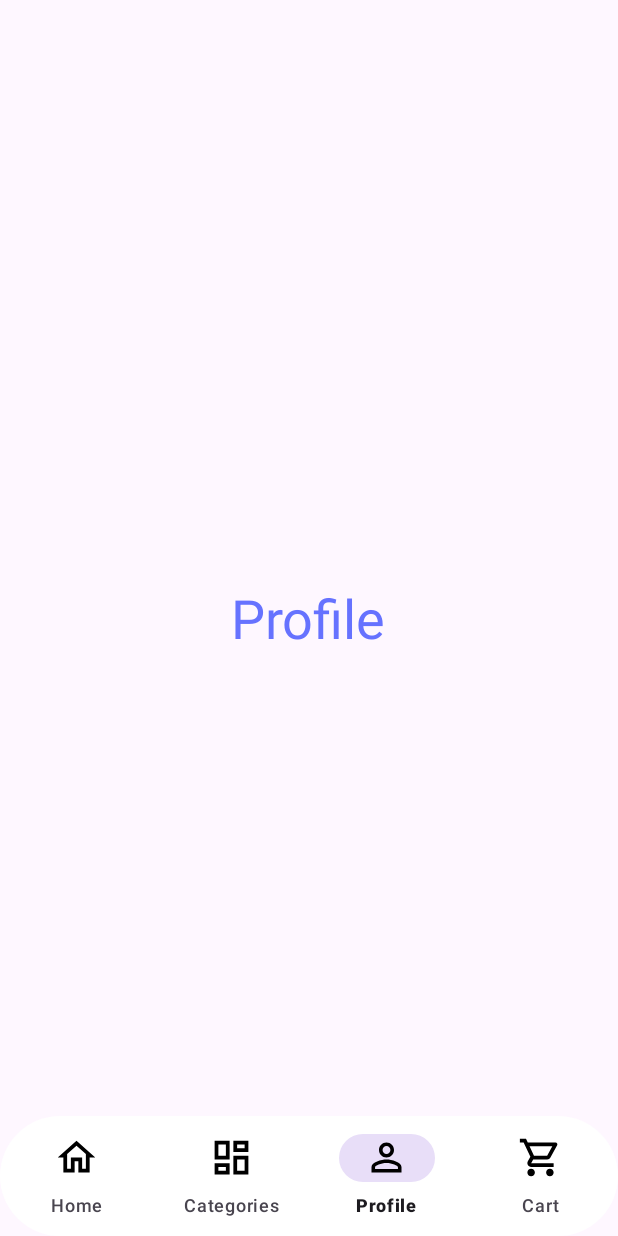
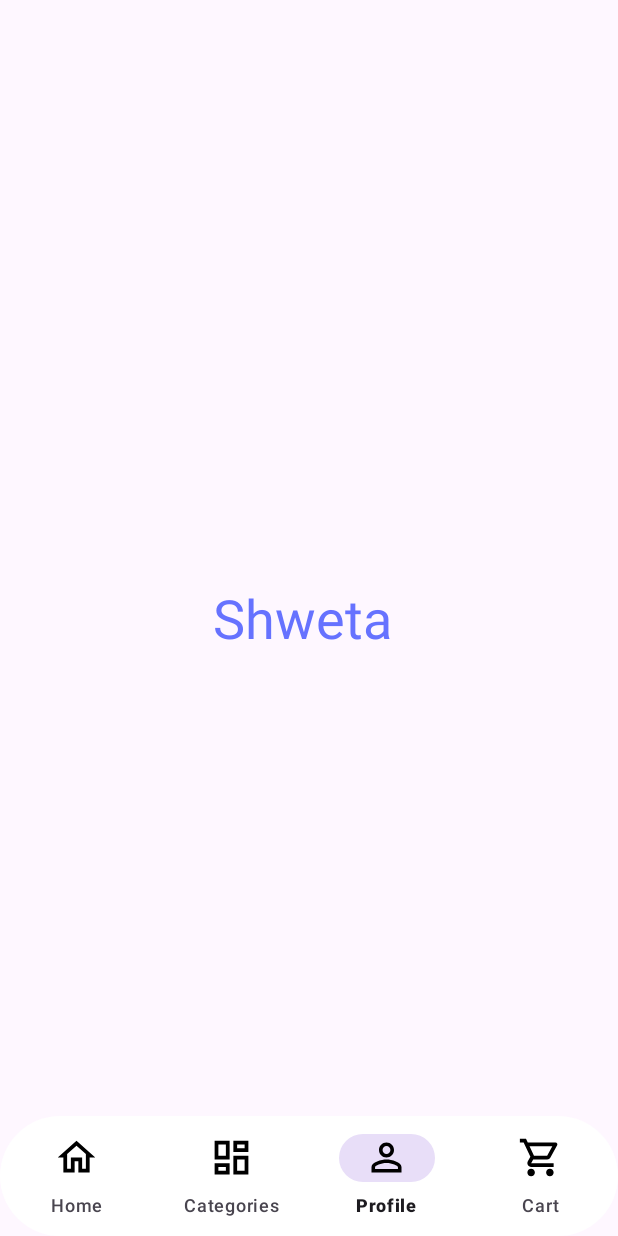
Before and after one commit to Shweta-54/ecommerce, an Android app: the Profile screen opened directly, with no data from a screen before it, on a phone screen of 412 x 824 dp. Run offline under Robolectric (Android 15) with nearby library versions, the phone set to English and light mode, and no system bars.

Commit message:
from shweta

```diff
--- a/app/src/main/java/com/example/ecommerce/Splashscreen.java
+++ b/app/src/main/java/com/example/ecommerce/Splashscreen.java
@@ -34,7 +34,6 @@ public class Splashscreen extends AppCompatActivity {
         //call the imageview and textview
         logo = findViewById(R.id.splashimage);
         logoname = findViewById(R.id.splashtextView);
-
         logo.setAnimation(topanim);
         logoname.setAnimation(bottomanim);
 
--- a/app/src/main/res/layout/activity_profile.xml
+++ b/app/src/main/res/layout/activity_profile.xml
@@ -10,7 +10,7 @@
     <TextView
         android:layout_width="wrap_content"
         android:layout_height="wrap_content"
-        android:text="@string/profile"
+        android:text="Shweta "
         android:layout_centerInParent="true"
         android:textColor="@color/lavender"
         android:textSize="36sp"/>
```
